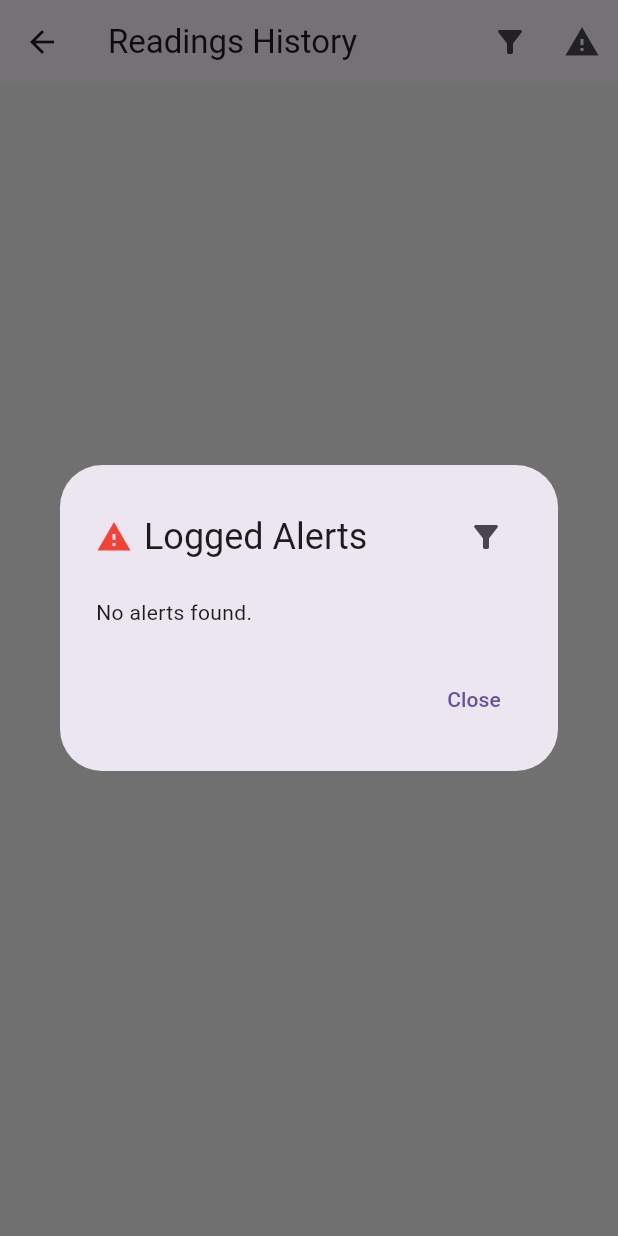
After one commit to Joenny-stack/Water-Quality-Monitoring, a Flutter app: the ReadingsScreen screen opened directly, after a tap on the "warning" icon, on a phone screen of 412 x 824 dp. The commit adds this screen. Run offline on Flutter 3.47's test engine with Material 3 defaults, Android fonts, the phone set to English and light mode, and no system bars; our stand-ins replace flutter_local_notifications, sqflite; accounts and stored records are empty.

Commit message:
Enhance sensor data handling, add readings screen, and implement database logging for alerts and readings

```diff
--- /dev/null
+++ b/mobile/lib/screens/readings_screen.dart
@@ -0,0 +1,220 @@
+import 'package:flutter/material.dart';
+import 'dart:async';
+import '../services/database_helper.dart';
+
+class ReadingsScreen extends StatefulWidget {
+  const ReadingsScreen({Key? key}) : super(key: key);
+
+  @override
+  State<ReadingsScreen> createState() => _ReadingsScreenState();
+}
+
+class _ReadingsScreenState extends State<ReadingsScreen> {
+  DateTime? _startDate;
+  DateTime? _endDate;
+  List<Map<String, dynamic>> _readings = [];
+  bool _loading = true;
+  late final Timer _pollingTimer;
+
+  @override
+  void initState() {
+    super.initState();
+    _fetchReadings();
+    // Poll the database every 2 seconds for new readings
+    _pollingTimer = Timer.periodic(const Duration(seconds: 2), (timer) {
+      _fetchReadings(appendOnly: true);
+    });
+  }
+
+  @override
+  void dispose() {
+    _pollingTimer.cancel();
+    super.dispose();
+  }
+
+  Future<void> _fetchReadings({bool appendOnly = false}) async {
+    final allReadings = await DatabaseHelper().getReadings();
+    List<Map<String, dynamic>> filtered = allReadings;
+    if (_startDate != null && _endDate != null) {
+      filtered = allReadings.where((r) {
+        final ts = DateTime.tryParse(r['timestamp'] ?? '') ?? DateTime(2000);
+        return ts.isAfter(_startDate!.subtract(const Duration(days: 1))) && ts.isBefore(_endDate!.add(const Duration(days: 1)));
+      }).toList();
+    }
+    if (appendOnly && filtered.isNotEmpty && _readings.isNotEmpty) {
+      // Only add new readings
+      final lastTimestamp = _readings.first['timestamp'];
+      final newRows = filtered.takeWhile((r) => r['timestamp'] != lastTimestamp).toList();
+      if (newRows.isNotEmpty) {
+        setState(() {
+          _readings = [...newRows, ..._readings];
+        });
+      }
+    } else {
+      setState(() {
+        _readings = filtered;
+        _loading = false;
+      });
+    }
+  }
+
+  Future<void> _pickDateRange() async {
+    final picked = await showDateRangePicker(
+      context: context,
+      firstDate: DateTime(2020),
+      lastDate: DateTime.now(),
+      initialDateRange: _startDate != null && _endDate != null
+          ? DateTimeRange(start: _startDate!, end: _endDate!)
+          : null,
+    );
+    if (picked != null) {
+      setState(() {
+        _startDate = picked.start;
+        _endDate = picked.end;
+      });
+      _fetchReadings();
+    }
+  }
+
+  void _showAlertsDialog() async {
+    DateTime? alertStart = _startDate;
+    DateTime? alertEnd = _endDate;
+    List<Map<String, dynamic>> alerts = await DatabaseHelper().getAlerts(start: alertStart, end: alertEnd);
+    await showDialog(
+      context: context,
+      builder: (context) {
+        return StatefulBuilder(
+          builder: (context, setState) {
+            return AlertDialog(
+              title: Row(
+                children: [
+                  const Icon(Icons.warning, color: Colors.red),
+                  const SizedBox(width: 8),
+                  const Text('Logged Alerts'),
+                  const Spacer(),
+                  IconButton(
+                    icon: const Icon(Icons.filter_alt),
+                    tooltip: 'Filter by date',
+                    onPressed: () async {
+                      final picked = await showDateRangePicker(
+                        context: context,
+                        firstDate: DateTime(2020),
+                        lastDate: DateTime.now(),
+                        initialDateRange: (alertStart != null && alertEnd != null)
+                            ? DateTimeRange(start: alertStart!, end: alertEnd!)
+                            : null,
+                      );
+                      if (picked != null) {
+                        alertStart = picked.start;
+                        alertEnd = picked.end;
+                        final filtered = await DatabaseHelper().getAlerts(start: alertStart, end: alertEnd);
+                        setState(() {
+                          alerts = filtered;
+                        });
+                      }
+                    },
+                  ),
+                  if (alertStart != null && alertEnd != null)
+                    IconButton(
+                      icon: const Icon(Icons.clear),
+                      tooltip: 'Clear filter',
+                      onPressed: () async {
+                        alertStart = null;
+                        alertEnd = null;
+                        final allAlerts = await DatabaseHelper().getAlerts();
+                        setState(() {
+                          alerts = allAlerts;
+                        });
+                      },
+                    ),
+                ],
+              ),
+              content: SizedBox(
+                width: 400,
+                child: alerts.isEmpty
+                    ? const Text('No alerts found.')
+                    : SingleChildScrollView(
+                        scrollDirection: Axis.horizontal,
+                        child: DataTable(
+                          columnSpacing: 24,
+                          columns: const [
+                            DataColumn(label: Text('Timestamp')),
+                            DataColumn(label: Expanded(child: Text('Message'))),
+                          ],
+                          rows: alerts.map((a) => DataRow(cells: [
+                            DataCell(Container(width: 140, child: Text(a['timestamp'] ?? ''))),
+                            DataCell(Container(width: 220, child: Text(a['message'] ?? '', softWrap: true))),
+                          ])).toList(),
+                        ),
+                      ),
+              ),
+              actions: [
+                TextButton(
+                  onPressed: () => Navigator.of(context).pop(),
+                  child: const Text('Close'),
+                ),
+              ],
+            );
+          },
+        );
+      },
+    );
+  }
+
+  @override
+  Widget build(BuildContext context) {
+    return Scaffold(
+      appBar: AppBar(
+        title: const Text('Readings History'),
+        actions: [
+          IconButton(
+            icon: const Icon(Icons.filter_alt),
+            onPressed: _pickDateRange,
+            tooltip: 'Filter by date',
+          ),
+          IconButton(
+            icon: const Icon(Icons.warning),
+            onPressed: _showAlertsDialog,
+            tooltip: 'View Alerts',
+          ),
+          if (_startDate != null && _endDate != null)
+            IconButton(
+              icon: const Icon(Icons.clear),
+              onPressed: () {
+                setState(() {
+                  _startDate = null;
+                  _endDate = null;
+                });
+                _fetchReadings();
+              },
+              tooltip: 'Clear filter',
+            ),
+        ],
+      ),
+      body: _loading
+          ? const Center(child: CircularProgressIndicator())
+          : _readings.isEmpty
+              ? const Center(child: Text('No readings found.'))
+              : SingleChildScrollView(
+                  scrollDirection: Axis.vertical,
+                  child: SingleChildScrollView(
+                    scrollDirection: Axis.horizontal,
+                    child: DataTable(
+                      columns: const [
+                        DataColumn(label: Text('Timestamp')),
+                        DataColumn(label: Text('pH')),
+                        DataColumn(label: Text('Turbidity')),
+                        DataColumn(label: Text('Water Level')),
+                      ],
+                      rows: _readings.map((r) => DataRow(cells: [
+                        DataCell(Text(r['timestamp'] ?? '')),
+                        DataCell(Text(r['ph'].toString())),
+                        DataCell(Text(r['turbidity'].toString())),
+                        DataCell(Text(r['waterLevelRaw'].toString())),
+                      ])).toList(),
+                    ),
+                  ),
+                ),
+    );
+  }
+}
--- /dev/null
+++ b/mobile/lib/services/database_helper.dart
@@ -0,0 +1,102 @@
+import 'package:sqflite/sqflite.dart';
+import 'package:path/path.dart';
+import '../models/device_status.dart';
+
+class DatabaseHelper {
+  static final DatabaseHelper _instance = DatabaseHelper._internal();
+  factory DatabaseHelper() => _instance;
+  DatabaseHelper._internal();
+
+  static Database? _db;
+
+  Future<Database> get db async {
+    if (_db != null) return _db!;
+    _db = await _initDb();
+    return _db!;
+  }
+
+  Future<Database> _initDb() async {
+    final dbPath = await getDatabasesPath();
+    final path = join(dbPath, 'readings.db');
+    return await openDatabase(
+      path,
+      version: 2, // Bump version for migration
+      onCreate: (db, version) async {
+        await db.execute('''
+          CREATE TABLE readings(
+            id INTEGER PRIMARY KEY AUTOINCREMENT,
+            timestamp TEXT,
+            ph REAL,
+            turbidity REAL,
+            waterLevelRaw INTEGER
+          )
+        ''');
+        await db.execute('''
+          CREATE TABLE alerts(
+            id INTEGER PRIMARY KEY AUTOINCREMENT,
+            timestamp TEXT,
+            message TEXT
+          )
+        ''');
+      },
+      onUpgrade: (db, oldVersion, newVersion) async {
+        if (oldVersion < 2) {
+          await db.execute('''
+            CREATE TABLE IF NOT EXISTS alerts(
+              id INTEGER PRIMARY KEY AUTOINCREMENT,
+              timestamp TEXT,
+              message TEXT
+            )
+          ''');
+        }
+      },
+    );
+  }
+
+  Future<void> insertReading(DeviceStatus status) async {
+    final database = await db;
+    await database.insert(
+      'readings',
+      {
+        'timestamp': DateTime.now().toIso8601String(),
+        'ph': status.ph,
+        'turbidity': status.turbidity,
+        'waterLevelRaw': status.waterLevelRaw,
+      },
+      conflictAlgorithm: ConflictAlgorithm.replace,
+    );
+  }
+
+  Future<List<Map<String, dynamic>>> getReadings() async {
+    final database = await db;
+    return await database.query('readings', orderBy: 'timestamp DESC');
+  }
+
+  Future<void> insertAlert(String message) async {
+    final database = await db;
+    await database.insert(
+      'alerts',
+      {
+        'timestamp': DateTime.now().toIso8601String(),
+        'message': message,
+      },
+      conflictAlgorithm: ConflictAlgorithm.replace,
+    );
+  }
+
+  Future<List<Map<String, dynamic>>> getAlerts({DateTime? start, DateTime? end}) async {
+    final database = await db;
+    String? where;
+    List<dynamic>? whereArgs;
+    if (start != null && end != null) {
+      where = 'timestamp >= ? AND timestamp <= ?';
+      whereArgs = [start.toIso8601String(), end.toIso8601String()];
+    }
+    return await database.query(
+      'alerts',
+      where: where,
+      whereArgs: whereArgs,
+      orderBy: 'timestamp DESC',
+    );
+  }
+}
--- a/mobile/pubspec.yaml
+++ b/mobile/pubspec.yaml
@@ -30,6 +30,8 @@ environment:
 dependencies:
   flutter:
     sdk: flutter
+  sqflite: ^2.3.3
+  path: ^1.9.0
 
   # The following adds the Cupertino Icons font to your application.
   # Use with the CupertinoIcons class for iOS style icons.
```
Also changed, not shown: mobile/lib/screens/home_screen.dart (+26 -6 lines), New Text Document.txt (added), mobile/pubspec.lock, 2 other files.
